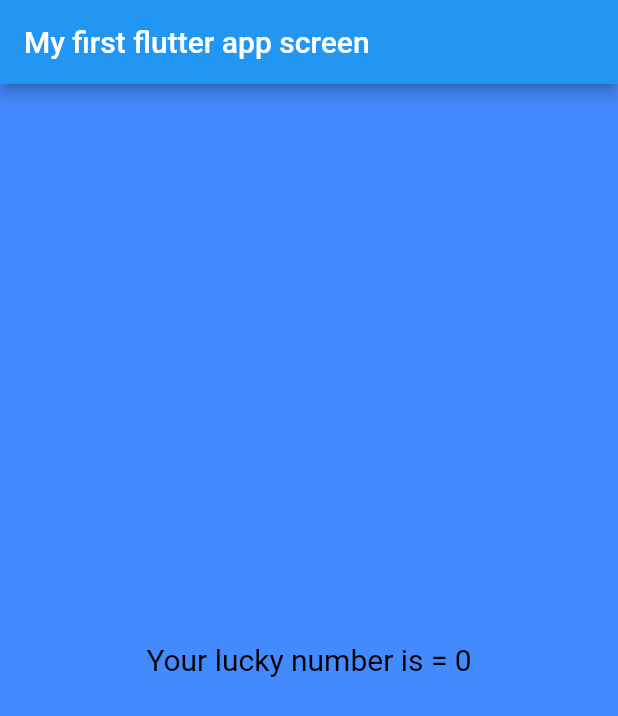
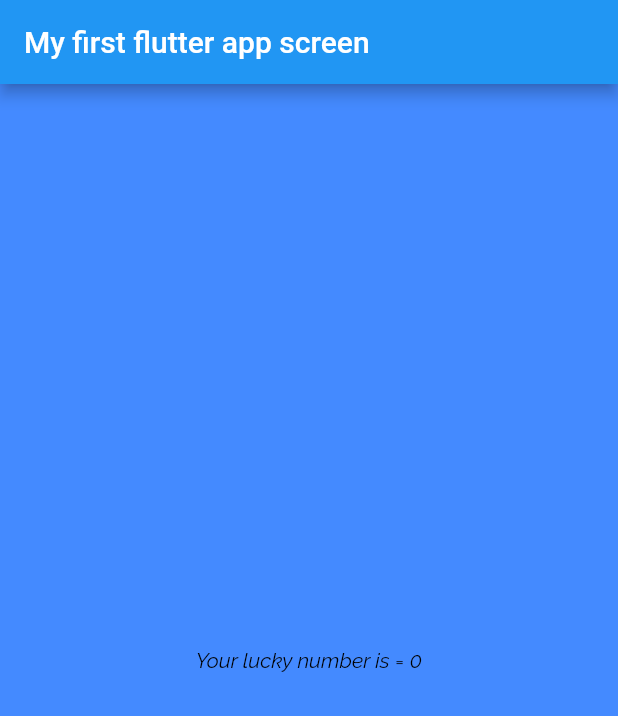
Before and after one commit to alfirajessica/UI_dart, a Flutter app: the screen it shows after launch, on a phone screen of 412 x 824 dp. Shown: the top 716 px of the screen. Run offline on Flutter 3.47's test engine with Material 2 defaults, Android fonts, the phone set to English and light mode, and no system bars.

Commit message:
logic and font

```diff
--- a/lib/app_screens/Firstscreen.dart
+++ b/lib/app_screens/Firstscreen.dart
@@ -23,6 +23,7 @@ import 'package:flutter/material.dart';
 }*/
 //-------------------END OF UI DART ------------------------------
 
+//------------------LOGIC LUCKY NUMBER------------------------------
 class Firstscreen extends StatelessWidget {
   // This widget is the root of your application.
   @override
@@ -34,9 +35,11 @@ class Firstscreen extends StatelessWidget {
             'Your lucky number is = ${generatenumberlucky()}',
             textDirection: TextDirection.ltr,
             style: TextStyle(
-              color: Colors.black,
-              fontSize: 20.0,
-            ),
+                decoration: TextDecoration.none,
+                color: Colors.black,
+                fontWeight: FontWeight.w400,
+                fontStyle: FontStyle.italic,
+                fontFamily: 'Raleway'),
           ),
         ));
   }
@@ -47,3 +50,4 @@ int generatenumberlucky() {
   int luckynum = rand.nextInt(10);
   return luckynum;
 }
+//---------------END OF LOGIC LUCKY NUMBER------------------------------
```
Also changed, not shown: pubspec.yaml (+10 -12 lines), fonts/Raleway-Black.ttf (added), fonts/Raleway-BlackItalic.ttf (added), fonts/Raleway-Bold.ttf (added), fonts/Raleway-BoldItalic.ttf (added), fonts/Raleway-ExtraBold.ttf (added), fonts/Raleway-ExtraBoldItalic.ttf (added), fonts/Raleway-ExtraLight.ttf (added), fonts/Raleway-ExtraLightItalic.ttf (added), fonts/Raleway-Italic.ttf (added), fonts/Raleway-Light.ttf (added), fonts/Raleway-LightItalic.ttf (added), fonts/Raleway-Medium.ttf (added), fonts/Raleway-MediumItalic.ttf (added), 5 more files.
